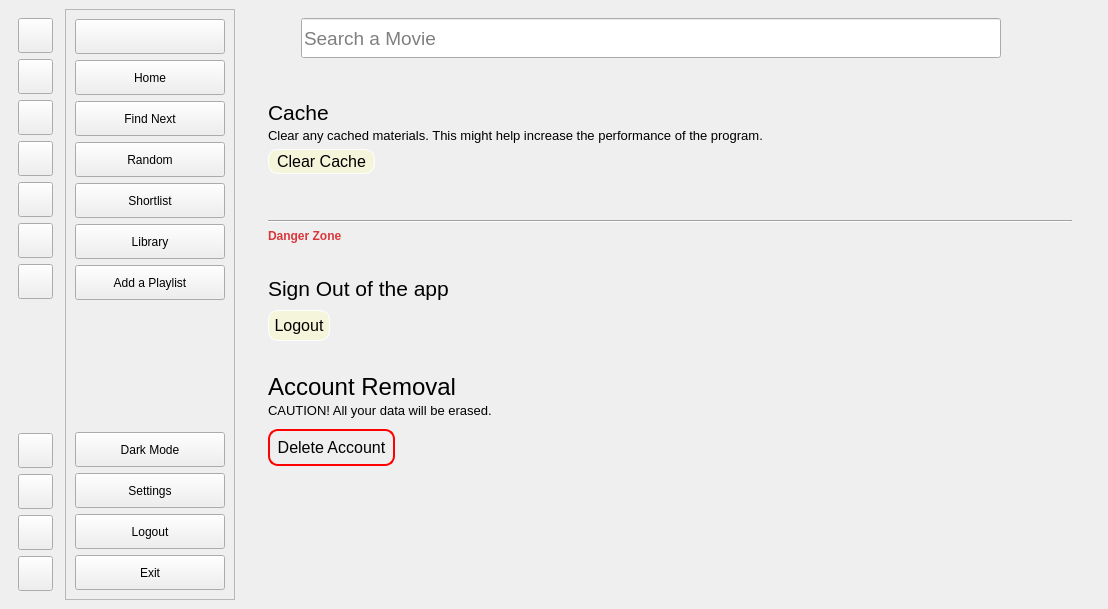
Before: the Qt Designer form UI/ui_main.ui in lakshya076/Cinematch, drawn with Qt 5.
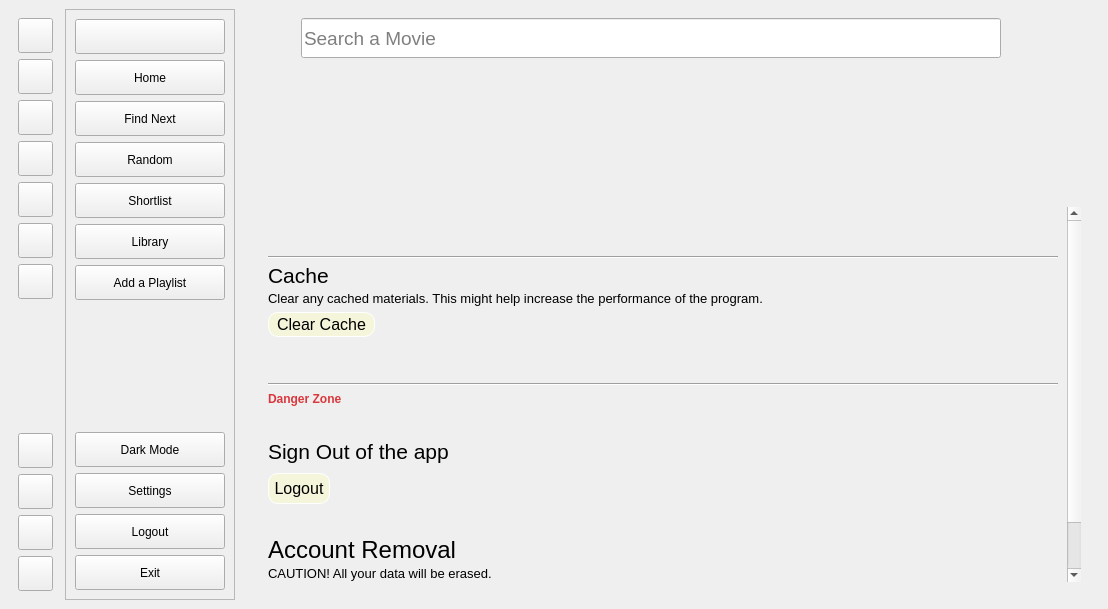
After: the same form once the commit is applied. The open tabs and pages were chosen to show the change. Icons and pictures are not drawn. Custom widgets are drawn as their Qt base class.

Commit message: adding username in settings page

```diff
--- a/UI/ui_main.ui
+++ b/UI/ui_main.ui
@@ -2003,6 +2003,67 @@
         <widget class="QWidget" name="settings_page">
          <layout class="QVBoxLayout" name="verticalLayout_10">
           <item>
+              <layout class="QHBoxLayout" name="horizontalLayout_3">
+                  <property name="spacing">
+                      <number>15</number>
+                  </property>
+                  <item>
+                      <widget class="QLabel" name="user_img">
+                          <property name="minimumSize">
+                              <size>
+                                  <width>151</width>
+                                  <height>128</height>
+                              </size>
+                          </property>
+                          <property name="maximumSize">
+                              <size>
+                                  <width>151</width>
+                                  <height>128</height>
+                              </size>
+                          </property>
+                          <property name="text">
+                              <string/>
+                          </property>
+                          <property name="scaledContents">
+                              <bool>true</bool>
+                          </property>
+                      </widget>
+                  </item>
+                  <item>
+                      <widget class="QLabel" name="user_settings">
+                          <property name="minimumSize">
+                              <size>
+                                  <width>320</width>
+                                  <height>0</height>
+                              </size>
+                          </property>
+                          <property name="styleSheet">
+                              <string notr="true"/>
+                          </property>
+                          <property name="text">
+                              <string/>
+                          </property>
+                      </widget>
+                  </item>
+                  <item>
+                      <spacer name="horizontalSpacer_4">
+                          <property name="orientation">
+                              <enum>Qt::Horizontal</enum>
+                          </property>
+                          <property name="sizeType">
+                              <enum>QSizePolicy::Expanding</enum>
+                          </property>
+                          <property name="sizeHint" stdset="0">
+                              <size>
+                                  <width>40</width>
+                                  <height>20</height>
+                              </size>
+                          </property>
+                      </spacer>
+                  </item>
+              </layout>
+          </item>
+             <item>
            <widget class="QScrollArea" name="settings_sa">
             <property name="styleSheet">
              <string notr="true"/>
@@ -2024,8 +2085,8 @@
               <rect>
                <x>0</x>
                <y>0</y>
-               <width>514</width>
-               <height>471</height>
+                  <width>805</width>
+                  <height>500</height>
               </rect>
              </property>
              <property name="styleSheet">
@@ -2043,11 +2104,18 @@
                 <property name="sizeHint" stdset="0">
                  <size>
                   <width>20</width>
-                  <height>20</height>
+                     <height>40</height>
                  </size>
                 </property>
                </spacer>
               </item>
+                 <item>
+                     <widget class="Line" name="line_4">
+                         <property name="orientation">
+                             <enum>Qt::Horizontal</enum>
+                         </property>
+                     </widget>
+              </item>
               <item>
                <widget class="QLabel" name="label_12">
                 <property name="minimumSize">
```
Left out of the diff: 100 changed lines with no effect on the pictures. The commit also changes 1 other file.
